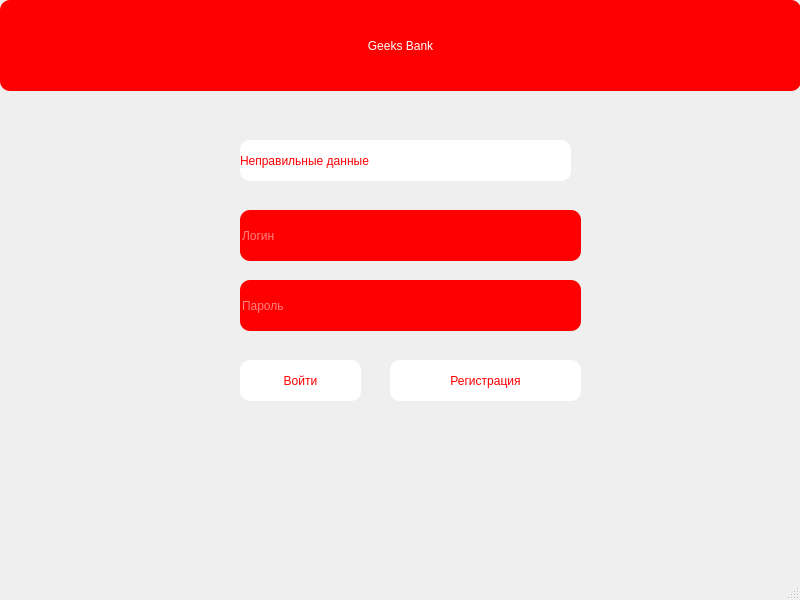
This is main.ui in arnursultan/Bank as Qt 5 draws it before an edit. The edited form follows.
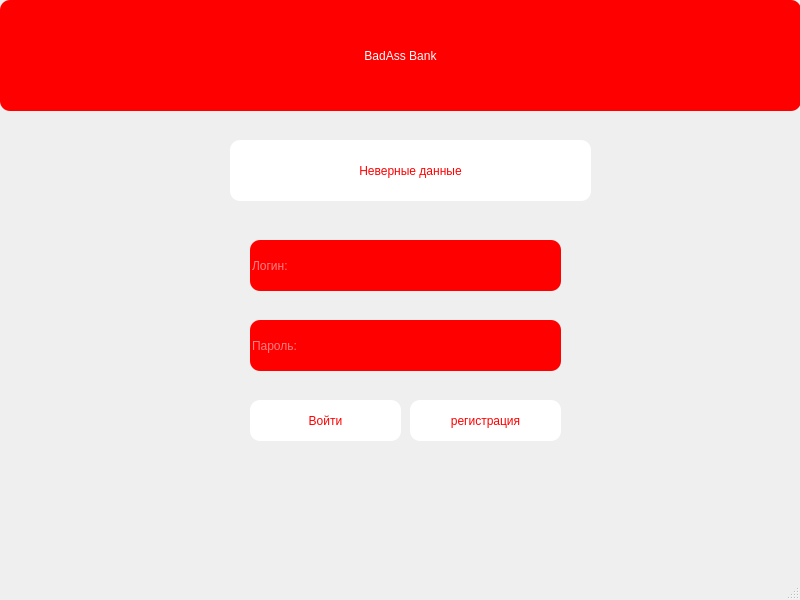
This is the edited form.

Commit message: BadAss Bank

Patch:
```diff
--- a/main.ui
+++ b/main.ui
@@ -20,7 +20,7 @@
       <x>0</x>
       <y>0</y>
       <width>801</width>
-      <height>91</height>
+      <height>111</height>
      </rect>
     </property>
     <property name="styleSheet">
@@ -30,7 +30,7 @@
 border-radius: 10px;</string>
     </property>
     <property name="text">
-     <string>Geeks Bank</string>
+     <string>BadAss Bank</string>
     </property>
     <property name="alignment">
      <set>Qt::AlignCenter</set>
@@ -39,9 +39,9 @@
    <widget class="QLineEdit" name="login">
     <property name="geometry">
      <rect>
-      <x>240</x>
-      <y>210</y>
-      <width>341</width>
+      <x>250</x>
+      <y>240</y>
+      <width>311</width>
       <height>51</height>
      </rect>
     </property>
@@ -52,15 +52,18 @@
 border-radius: 10px;</string>
     </property>
     <property name="placeholderText">
-     <string>Логин</string>
+     <string>Логин:</string>
+    </property>
+    <property name="clearButtonEnabled">
+     <bool>false</bool>
     </property>
    </widget>
    <widget class="QLineEdit" name="password">
     <property name="geometry">
      <rect>
-      <x>240</x>
-      <y>280</y>
-      <width>341</width>
+      <x>250</x>
+      <y>320</y>
+      <width>311</width>
       <height>51</height>
      </rect>
     </property>
@@ -71,15 +74,18 @@
 border-radius: 10px;</string>
     </property>
     <property name="placeholderText">
-     <string>Пароль</string>
+     <string>Пароль:</string>
+    </property>
+    <property name="clearButtonEnabled">
+     <bool>false</bool>
     </property>
    </widget>
    <widget class="QPushButton" name="signin">
     <property name="geometry">
      <rect>
-      <x>240</x>
-      <y>360</y>
-      <width>121</width>
+      <x>250</x>
+      <y>400</y>
+      <width>151</width>
       <height>41</height>
      </rect>
     </property>
@@ -96,9 +102,9 @@
    <widget class="QPushButton" name="signup">
     <property name="geometry">
      <rect>
-      <x>390</x>
-      <y>360</y>
-      <width>191</width>
+      <x>410</x>
+      <y>400</y>
+      <width>151</width>
       <height>41</height>
      </rect>
     </property>
@@ -109,16 +115,16 @@
 border-radius: 10px;</string>
     </property>
     <property name="text">
-     <string>Регистрация</string>
+     <string>регистрация</string>
     </property>
    </widget>
    <widget class="QLabel" name="error">
     <property name="geometry">
      <rect>
-      <x>240</x>
+      <x>230</x>
       <y>140</y>
-      <width>331</width>
-      <height>41</height>
+      <width>361</width>
+      <height>61</height>
      </rect>
     </property>
     <property name="styleSheet">
@@ -128,7 +134,10 @@
 border-radius: 10px;</string>
     </property>
     <property name="text">
-     <string>Неправильные данные</string>
+     <string>Неверные данные</string>
+    </property>
+    <property name="alignment">
+     <set>Qt::AlignCenter</set>
     </property>
    </widget>
   </widget>
```
Left out of the diff: 59 changed lines with no effect on the pictures. The commit also changes 3 other files.
